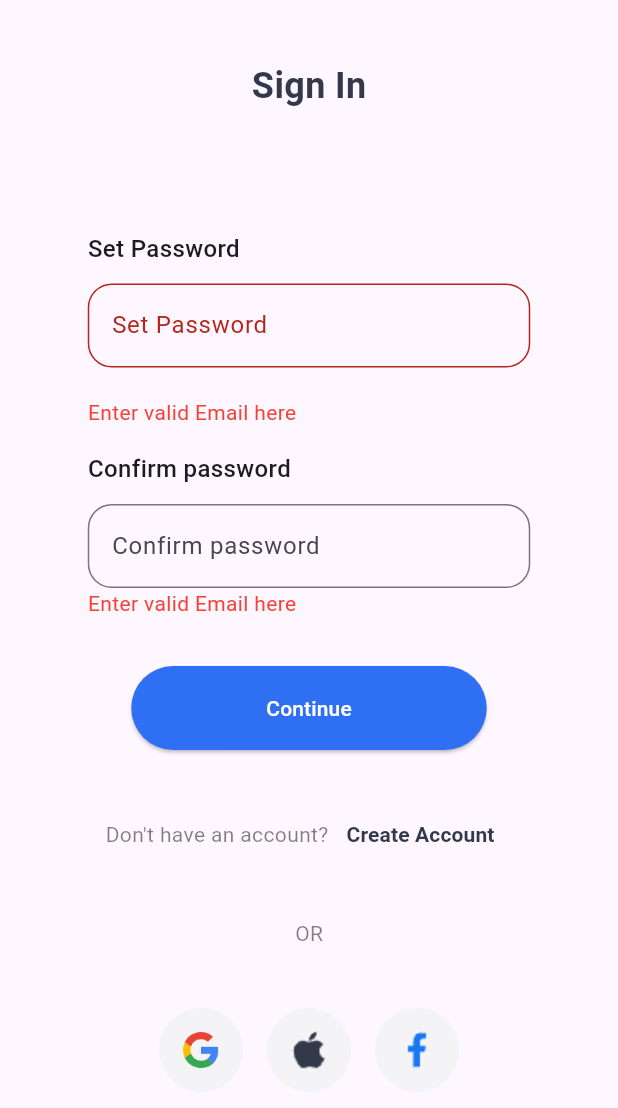
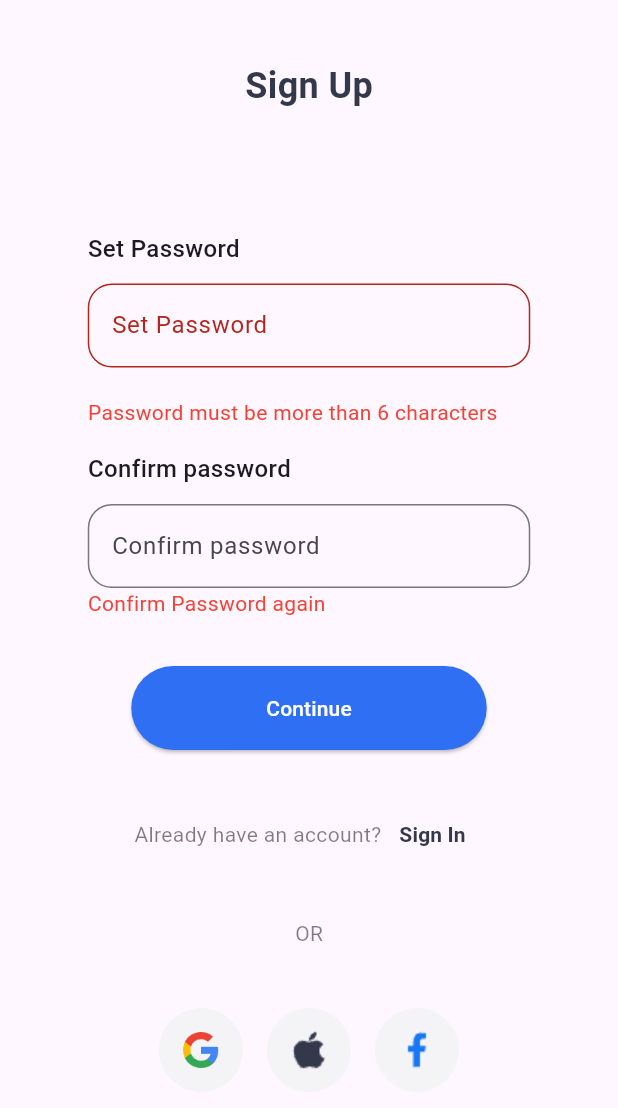
Before and after one commit to Mega0minds/Doctorate, a Flutter app: the ContSignup screen opened directly, after a tap on "Continue", on a phone screen of 412 x 824 dp. Shown: the top 1108 px of the screen. Run offline on Flutter 3.47's test engine with Material 3 defaults, Android fonts, the phone set to English and light mode, and no system bars.

Commit message:
Finished Sign Up

```diff
--- a/docrate/lib/cont_signup.dart
+++ b/docrate/lib/cont_signup.dart
@@ -1,3 +1,4 @@
+import 'package:docrate/login.dart';
 import 'package:docrate/signup.dart';
 import 'package:docrate/utilities/resource.dart';
 import 'package:flutter/material.dart';
@@ -10,15 +11,10 @@ class ContSignup extends StatefulWidget {
 }
 
 class _ContSignupState extends State<ContSignup> {
-  final _emailController = TextEditingController();
+  final _Controller = TextEditingController();
   final _formKey = GlobalKey<FormState>();
   bool _showError = false;
-
-  @override
-  void dispose() {
-    _emailController.dispose();
-    super.dispose();
-  }
+  bool _Password = false;
 
   @override
   Widget build(BuildContext context) {
@@ -31,7 +27,7 @@ class _ContSignupState extends State<ContSignup> {
               height: 40,
             ),
             const Text(
-              "Sign In",
+              "Sign Up",
               style: TextStyle(
                 color: AppColor.black,
                 fontWeight: AppWeight.mainweight,
@@ -67,7 +63,7 @@ class _ContSignupState extends State<ContSignup> {
                                 height: 12,
                               ),
                               TextFormField(
-                                controller: _emailController,
+                                controller: _Controller,
                                 decoration: const InputDecoration(
                                   labelText: "Set Password",
                                   border: OutlineInputBorder(
@@ -78,23 +74,22 @@ class _ContSignupState extends State<ContSignup> {
                                   ),
                                 ),
                                 validator: (value) {
-                                  if (value!.isNotEmpty &&
-                                      value.contains('@')) {
+                                  if (value!.isNotEmpty && value.length > 6) {
                                     setState(() {
-                                      _showError = false;
+                                      _Password = false;
                                     });
                                     return null;
                                   } else {
                                     setState(() {
-                                      _showError = true;
+                                      _Password = true;
                                     });
                                     return "";
                                   }
                                 },
                               ),
-                              if (_showError)
+                              if (_Password)
                                 const Text(
-                                  'Enter valid Email here',
+                                  'Password must be more than 6 characters',
                                   style: TextStyle(color: Colors.red),
                                 ),
                               const SizedBox(
@@ -111,7 +106,6 @@ class _ContSignupState extends State<ContSignup> {
                                 height: 12,
                               ),
                               TextFormField(
-                                controller: _emailController,
                                 decoration: const InputDecoration(
                                   labelText: "Confirm password",
                                   border: OutlineInputBorder(
@@ -123,7 +117,7 @@ class _ContSignupState extends State<ContSignup> {
                                 ),
                                 validator: (value) {
                                   if (value!.isNotEmpty &&
-                                      value.contains('@')) {
+                                      value == _Controller.text) {
                                     setState(() {
                                       _showError = false;
                                     });
@@ -138,7 +132,7 @@ class _ContSignupState extends State<ContSignup> {
                               ),
                               if (_showError)
                                 const Text(
-                                  'Enter valid Email here',
+                                  'Confirm Password again',
                                   style: TextStyle(color: Colors.red),
                                 ),
                             ],
@@ -185,7 +179,7 @@ class _ContSignupState extends State<ContSignup> {
               mainAxisAlignment: MainAxisAlignment.center,
               children: [
                 const Text(
-                  "Don't have an account?",
+                  "Already have an account?",
                   style: TextStyle(
                     fontSize: 14,
                     fontWeight: AppWeight.createAccount,
@@ -197,12 +191,12 @@ class _ContSignupState extends State<ContSignup> {
                     Navigator.push(
                       context,
                       MaterialPageRoute(
-                        builder: (context) => const Signup(),
+                        builder: (context) => const LogIn(),
                       ),
                     );
                   },
                   child: const Text(
-                    "Create Account",
+                    "Sign In",
                     style: TextStyle(
                       fontSize: 14,
                       fontWeight: AppWeight.secondCreate,
```
Lines whose indentation alone changed are shown as unchanged.
